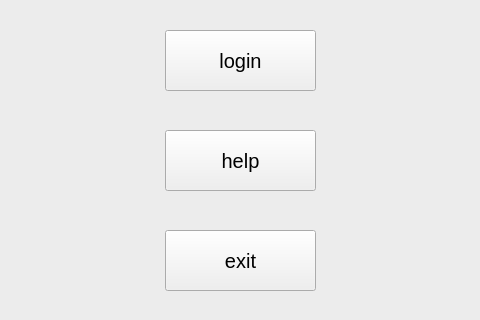
The window that mainwindow.ui (Hossein-Fazel/UI-final-project) describes before a commit, drawn with Qt 5; both pictures show x 135 to 615 and y 150 to 470 of the 800 by 600 pixel window.
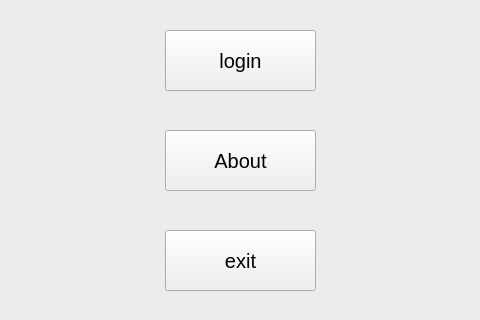
The same window after the commit.

Commit message: change help btn to about

What changed in the file:
```diff
--- a/mainwindow.ui
+++ b/mainwindow.ui
@@ -74,7 +74,7 @@
      <string notr="true"/>
     </property>
     <property name="text">
-     <string>help</string>
+     <string>About</string>
     </property>
    </widget>
    <widget class="QPushButton" name="exit_btn">
```
Left out of the diff: 4 changed lines with no effect on the pictures. The commit also changes 1 other file.
